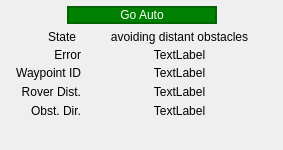
mjroman/roverSim, file src/tools/navigationtool.ui: the form before one commit.
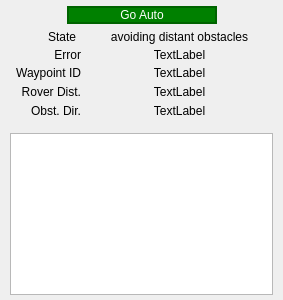
The form after the commit.

```diff
--- a/src/tools/navigationtool.ui
+++ b/src/tools/navigationtool.ui
@@ -7,7 +7,7 @@
     <x>0</x>
     <y>0</y>
     <width>283</width>
-    <height>150</height>
+    <height>300</height>
    </rect>
   </property>
   <property name="sizePolicy">
@@ -19,13 +19,13 @@
   <property name="minimumSize">
    <size>
     <width>283</width>
-    <height>0</height>
+    <height>300</height>
    </size>
   </property>
   <property name="maximumSize">
    <size>
     <width>283</width>
-    <height>150</height>
+    <height>300</height>
    </size>
   </property>
   <property name="cursor">
@@ -284,6 +284,9 @@
      </property>
     </spacer>
    </item>
+   <item>
+    <widget class="QTableWidget" name="paramTableWidget"/>
+   </item>
   </layout>
  </widget>
  <resources/>
```
